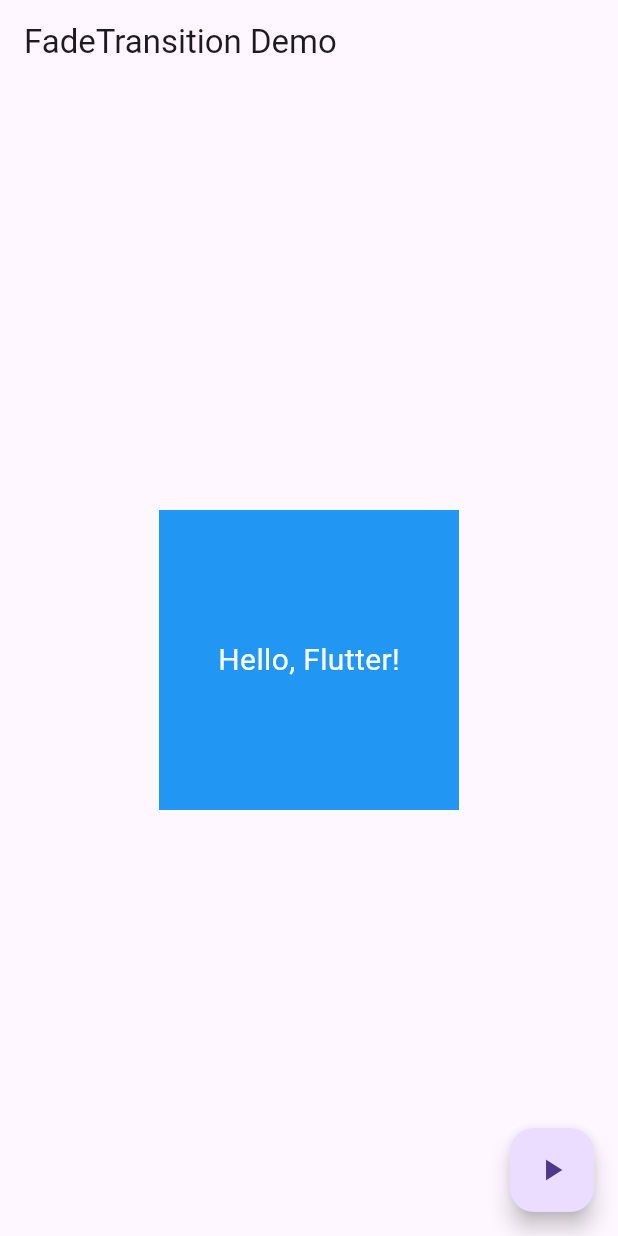
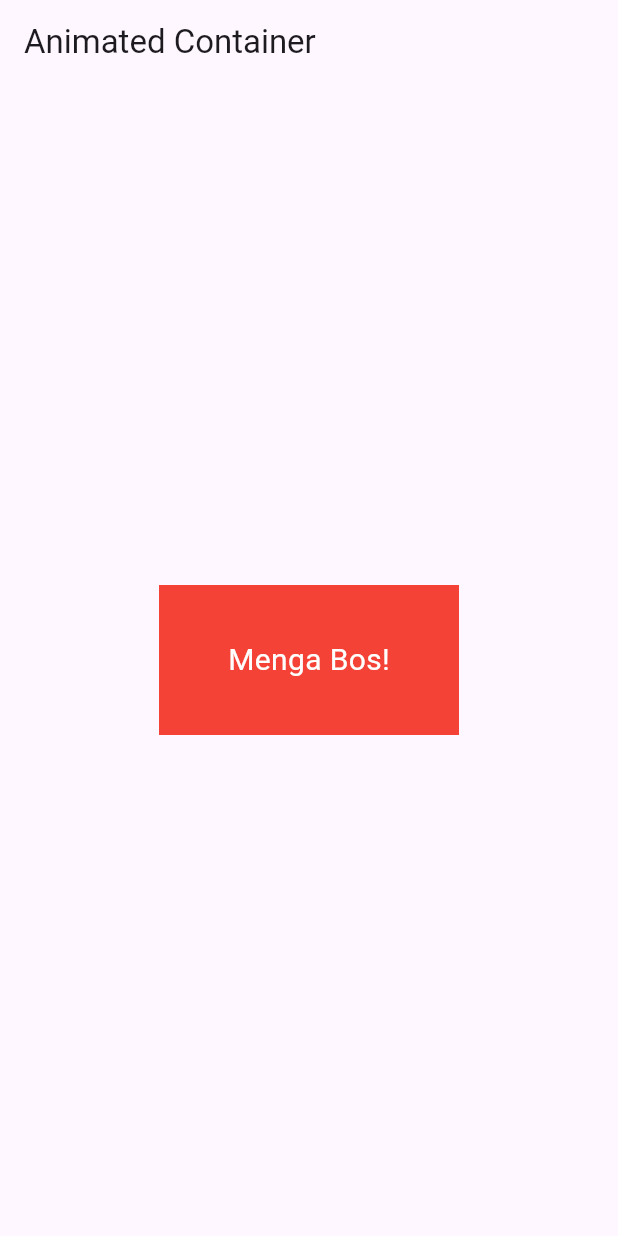
Before and after one commit to Saidolim003/yangi_, a Flutter app: the screen it shows after launch, on a phone screen of 412 x 824 dp. Run offline on Flutter 3.47's test engine with Material 3 defaults, Android fonts, the phone set to English and light mode, and no system bars.

Commit message:
Initial commit

```diff
--- a/lib/main.dart
+++ b/lib/main.dart
@@ -1,84 +1,52 @@
 import 'package:flutter/material.dart';
 
-void main() {
-  runApp(MyApp());
-}
+void main() => runApp(MyApp());
 
 class MyApp extends StatelessWidget {
   @override
   Widget build(BuildContext context) {
     return MaterialApp(
-      home: FadeTransitionDemo(),
+      home: Scaffold(
+        appBar: AppBar(title: Text('Animated Container')),
+        body: AnimatedContainerExample(),
+      ),
     );
   }
 }
 
-class FadeTransitionDemo extends StatefulWidget {
+class AnimatedContainerExample extends StatefulWidget {
   @override
-  _FadeTransitionDemoState createState() => _FadeTransitionDemoState();
+  _AnimatedContainerExampleState createState() =>
+      _AnimatedContainerExampleState();
 }
 
-class _FadeTransitionDemoState extends State<FadeTransitionDemo>
-    with SingleTickerProviderStateMixin {
-  late AnimationController _controller;
-  late Animation<double> _animation;
-
-  @override
-  void initState() {
-    super.initState();
-    _controller = AnimationController(
-      duration: const Duration(seconds: 2),
-      vsync: this,
-    );
-
-    _animation = CurvedAnimation(parent: _controller, curve: Curves.easeIn);
-
-    _controller.forward(); // animatsiyani ishga tushiradi
-  }
-
-  @override
-  void dispose() {
-    _controller.dispose();
-    super.dispose();
-  }
+class _AnimatedContainerExampleState extends State<AnimatedContainerExample> {
+  bool _isExpanded = false;
 
   @override
   Widget build(BuildContext context) {
-    return Scaffold(
-      appBar: AppBar(
-        title: Text('FadeTransition Demo'),
-      ),
-      body: Center(
-        child: FadeTransition(
-          opacity: _animation,
-          child: Container(
-            width: 200,
-            height: 200,
-            color: Colors.blue,
-            child: Center(
-              child: Text(
-                'Hello, Flutter!',
-                style: TextStyle(
-                  color: Colors.white,
-                  fontSize: 20,
-                ),
-              ),
+    return Center(
+      child: GestureDetector(
+        onTap: () {
+          setState(() {
+            _isExpanded = !_isExpanded;
+          });
+        },
+        child: AnimatedContainer(
+          duration: Duration(seconds: 1),
+          width: _isExpanded ? 400 : 200,
+          height: 100,
+          color: _isExpanded ? Colors.blue : Colors.red, // Rang
+          alignment: Alignment.center,
+          child: Text(
+            'Menga Bos!',
+            style: TextStyle(
+              color: Colors.white,
+              fontSize: 20,
             ),
           ),
         ),
       ),
-      floatingActionButton: FloatingActionButton(
-        onPressed: () {
-          setState(() {
-            if (_controller.isCompleted) {
-              _controller.reverse(); // orqaga animatsiya
-            } else {
-              _controller.forward(); // oldinga animatsiya
-            }
-          });
-        },
-        child: Icon(Icons.play_arrow),
-      ),
     );
   }
 }
```
